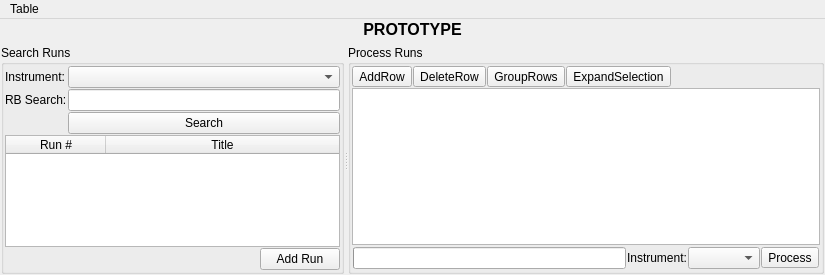
Qt form Code/Mantid/MantidQt/CustomInterfaces/inc/MantidQtCustomInterfaces/ReflMainWidget.ui (mantidproject/mantid) before a commit.
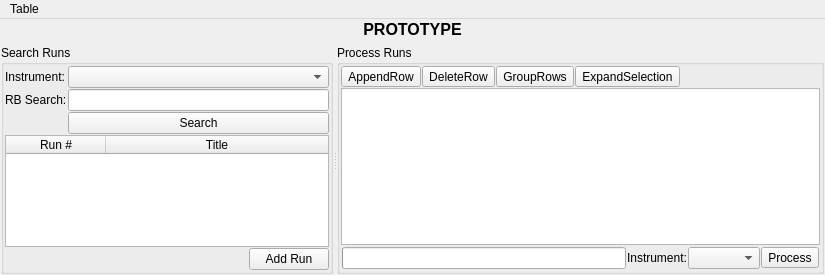
The same form after that commit. Icons and pictures are not drawn.

Commit message: Refs #10373 Split AddRow → AppendRow/PrependRow

Patch:
```diff
--- a/Code/Mantid/MantidQt/CustomInterfaces/inc/MantidQtCustomInterfaces/ReflMainWidget.ui
+++ b/Code/Mantid/MantidQt/CustomInterfaces/inc/MantidQtCustomInterfaces/ReflMainWidget.ui
@@ -236,7 +236,7 @@
             <item>
              <widget class="QToolButton" name="buttonAddRow">
               <property name="text">
-               <string>AddRow</string>
+               <string>AppendRow</string>
               </property>
              </widget>
             </item>
```
Left out of the diff: 21 changed lines with no effect on the pictures. The commit also changes 5 other files.
